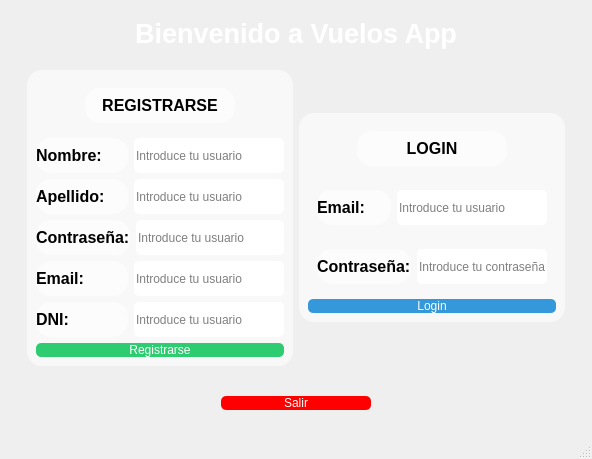
Qt form login.ui (ilopjim13/PersistenciaDatos_PyQT) before a commit.
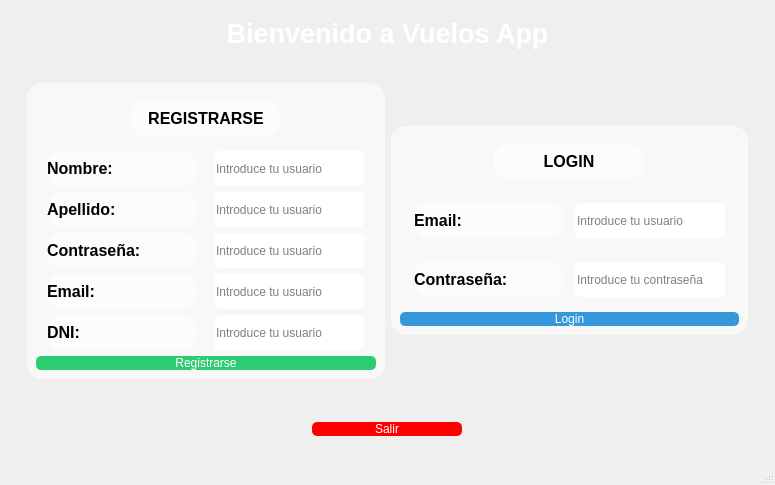
The same form after that commit. Icons and pictures are not drawn.

Commit message: PANTALLAS mis viajes, menu, login, configuracion TERMINADA

Patch:
```diff
--- a/login.ui
+++ b/login.ui
@@ -6,8 +6,8 @@
    <rect>
     <x>0</x>
     <y>0</y>
-    <width>592</width>
-    <height>459</height>
+    <width>775</width>
+    <height>485</height>
    </rect>
   </property>
   <property name="sizePolicy">
@@ -16,6 +16,12 @@
     <verstretch>0</verstretch>
    </sizepolicy>
   </property>
+  <property name="minimumSize">
+   <size>
+    <width>775</width>
+    <height>485</height>
+   </size>
+  </property>
   <property name="windowTitle">
    <string>Vuelos App</string>
   </property>
```
The commit also changes 5 other files.
